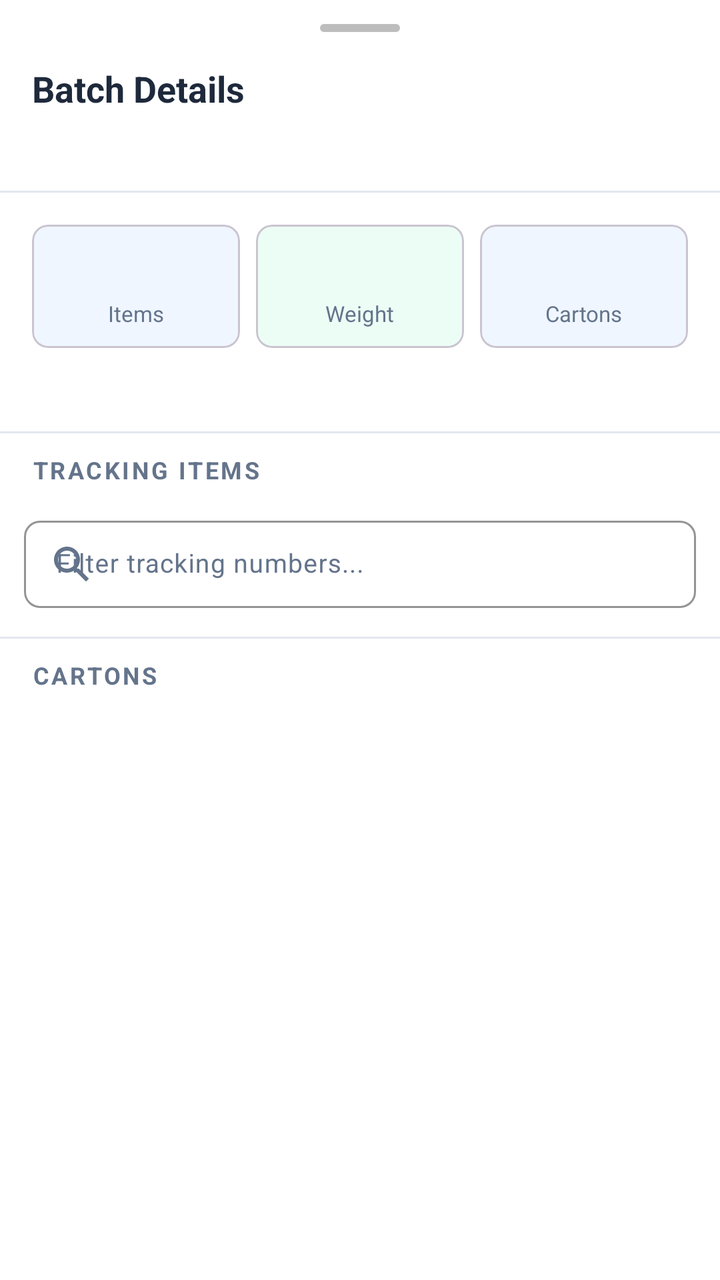
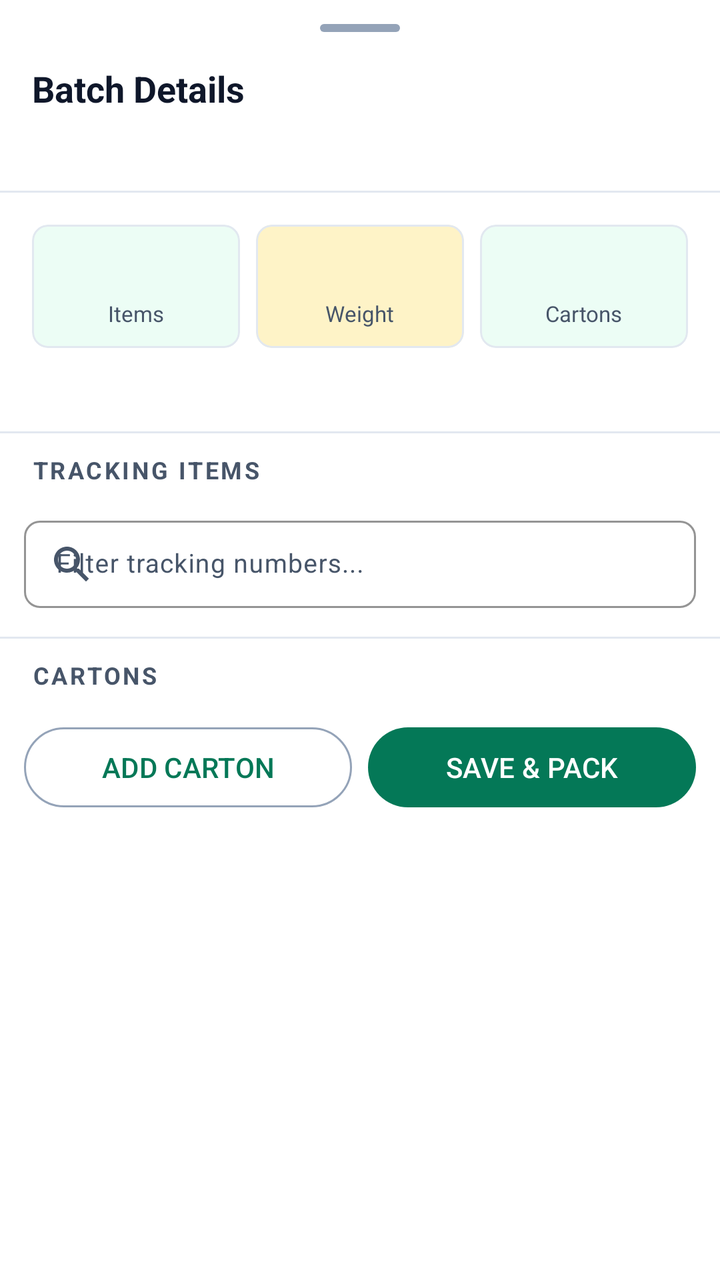

Compare the two renders of this Android layout. The source of the first and the diff that turns it into the second are given below.
<!-- AndroidManifest.xml: application theme Theme.PackTracker -->
<!-- res/layout/dialog_batch_detail.xml -->
<?xml version="1.0" encoding="utf-8"?>
<LinearLayout xmlns:android="http://schemas.android.com/apk/res/android"
    xmlns:app="http://schemas.android.com/apk/res-auto"
    android:layout_width="match_parent"
    android:layout_height="wrap_content"
    android:orientation="vertical"
    android:background="@color/surface"
    android:paddingTop="12dp">

    
    <View android:layout_width="40dp" android:layout_height="4dp" android:layout_gravity="center_horizontal" android:background="@drawable/drag_handle" />

    
    <LinearLayout android:layout_width="match_parent" android:layout_height="wrap_content" android:orientation="vertical" android:padding="16dp">
        <TextView android:layout_width="wrap_content" android:layout_height="wrap_content" android:text="Batch Details" android:textSize="18sp" android:textStyle="bold" android:textColor="@color/on_surface" />
        <TextView android:id="@+id/tvBatchId" android:layout_width="wrap_content" android:layout_height="wrap_content" android:textSize="14sp" android:textColor="@color/primary" android:layout_marginTop="4dp" android:fontFamily="monospace" />
    </LinearLayout>

    <View android:layout_width="match_parent" android:layout_height="1dp" android:background="@color/divider" />

    
    <LinearLayout android:layout_width="match_parent" android:layout_height="wrap_content" android:orientation="horizontal" android:padding="12dp" android:weightSum="3">
        <com.google.android.material.card.MaterialCardView android:layout_width="0dp" android:layout_height="wrap_content" android:layout_weight="1" android:layout_margin="4dp" app:cardCornerRadius="8dp" app:cardBackgroundColor="@color/primary_light">
            <LinearLayout android:layout_width="match_parent" android:layout_height="wrap_content" android:orientation="vertical" android:padding="10dp" android:gravity="center">
                <TextView android:id="@+id/tvItemCount" android:layout_width="wrap_content" android:layout_height="wrap_content" android:textSize="20sp" android:textStyle="bold" android:textColor="@color/primary" />
                <TextView android:layout_width="wrap_content" android:layout_height="wrap_content" android:text="Items" android:textSize="11sp" android:textColor="@color/on_surface_variant" />
            </LinearLayout>
        </com.google.android.material.card.MaterialCardView>

        <com.google.android.material.card.MaterialCardView android:layout_width="0dp" android:layout_height="wrap_content" android:layout_weight="1" android:layout_margin="4dp" app:cardCornerRadius="8dp" app:cardBackgroundColor="@color/secondary_light">
            <LinearLayout android:layout_width="match_parent" android:layout_height="wrap_content" android:orientation="vertical" android:padding="10dp" android:gravity="center">
                <TextView android:id="@+id/tvTotalWeight" android:layout_width="wrap_content" android:layout_height="wrap_content" android:textSize="20sp" android:textStyle="bold" android:textColor="@color/secondary" />
                <TextView android:layout_width="wrap_content" android:layout_height="wrap_content" android:text="Weight" android:textSize="11sp" android:textColor="@color/on_surface_variant" />
            </LinearLayout>
        </com.google.android.material.card.MaterialCardView>

        <com.google.android.material.card.MaterialCardView android:layout_width="0dp" android:layout_height="wrap_content" android:layout_weight="1" android:layout_margin="4dp" app:cardCornerRadius="8dp" app:cardBackgroundColor="#EFF6FF">
            <LinearLayout android:layout_width="match_parent" android:layout_height="wrap_content" android:orientation="vertical" android:padding="10dp" android:gravity="center">
                <TextView android:id="@+id/tvCartonCount" android:layout_width="wrap_content" android:layout_height="wrap_content" android:textSize="20sp" android:textStyle="bold" android:textColor="@color/status_completed" />
                <TextView android:layout_width="wrap_content" android:layout_height="wrap_content" android:text="Cartons" android:textSize="11sp" android:textColor="@color/on_surface_variant" />
            </LinearLayout>
        </com.google.android.material.card.MaterialCardView>
    </LinearLayout>

    
    <LinearLayout android:layout_width="match_parent" android:layout_height="wrap_content" android:orientation="horizontal" android:paddingHorizontal="16dp" android:paddingBottom="8dp">
        <TextView android:id="@+id/tvCompany" android:layout_width="0dp" android:layout_height="wrap_content" android:layout_weight="1" android:textSize="13sp" android:textColor="@color/on_surface_variant" android:drawablePadding="6dp" />
        <TextView android:id="@+id/tvRequestDate" android:layout_width="wrap_content" android:layout_height="wrap_content" android:textSize="13sp" android:textColor="@color/on_surface_variant" />
    </LinearLayout>

    <View android:layout_width="match_parent" android:layout_height="1dp" android:background="@color/divider" />

    
    <LinearLayout android:layout_width="match_parent" android:layout_height="wrap_content" android:orientation="horizontal" android:gravity="center_vertical" android:paddingHorizontal="16dp" android:paddingVertical="10dp">
        <TextView android:layout_width="0dp" android:layout_height="wrap_content" android:layout_weight="1" android:text="TRACKING ITEMS" android:textSize="12sp" android:textStyle="bold" android:textColor="@color/on_surface_variant" android:letterSpacing="0.1" />

        <TextView android:id="@+id/tvFilterCount" android:layout_width="wrap_content" android:layout_height="wrap_content" android:textSize="11sp" android:textColor="@color/on_surface_variant" android:layout_marginEnd="8dp" />
    </LinearLayout>

    
    <com.google.android.material.textfield.TextInputLayout
        android:id="@+id/tilItemSearch"
        android:layout_width="match_parent"
        android:layout_height="wrap_content"
        android:layout_marginHorizontal="12dp"
        android:layout_marginBottom="8dp"
        android:hint="Filter tracking numbers..."
        style="@style/Widget.Material3.TextInputLayout.OutlinedBox.Dense"
        app:boxStrokeColor="@color/primary"
        app:hintTextColor="@color/primary"
        app:startIconDrawable="@drawable/ic_search"
        app:startIconTint="@color/on_surface_variant"
        app:boxCornerRadiusTopStart="8dp"
        app:boxCornerRadiusTopEnd="8dp"
        app:boxCornerRadiusBottomStart="8dp"
        app:boxCornerRadiusBottomEnd="8dp">

        <com.google.android.material.textfield.TextInputEditText
            android:id="@+id/etItemSearch"
            android:layout_width="match_parent"
            android:layout_height="wrap_content"
            android:inputType="text"
            android:maxLines="1"
            android:textSize="13sp" />
    </com.google.android.material.textfield.TextInputLayout>

    <androidx.recyclerview.widget.RecyclerView
        android:id="@+id/rvItems"
        android:layout_width="match_parent"
        android:layout_height="wrap_content"
        android:nestedScrollingEnabled="false"
        android:paddingHorizontal="12dp"
        android:clipToPadding="false" />

    <View android:layout_width="match_parent" android:layout_height="1dp" android:background="@color/divider" android:layout_marginTop="4dp" />

    
    <TextView android:layout_width="match_parent" android:layout_height="wrap_content" android:text="CARTONS" android:textSize="12sp" android:textStyle="bold" android:textColor="@color/on_surface_variant" android:paddingHorizontal="16dp" android:paddingVertical="10dp" android:letterSpacing="0.1" />

    <androidx.recyclerview.widget.RecyclerView
        android:id="@+id/rvCartons"
        android:layout_width="match_parent"
        android:layout_height="wrap_content"
        android:nestedScrollingEnabled="false"
        android:paddingHorizontal="12dp"
        android:paddingBottom="16dp"
        android:clipToPadding="false" />

    
    <TextView android:id="@+id/tvEmptyItems" android:layout_width="match_parent" android:layout_height="wrap_content" android:text="No items in this batch" android:textColor="@color/on_surface_variant" android:textSize="14sp" android:gravity="center" android:padding="20dp" android:visibility="gone" />
    <TextView android:id="@+id/tvEmptyCartons" android:layout_width="match_parent" android:layout_height="wrap_content" android:text="No cartons packed yet" android:textColor="@color/on_surface_variant" android:textSize="14sp" android:gravity="center" android:padding="20dp" android:visibility="gone" />
</LinearLayout>
<!-- resources referenced by this layout -->
<resources>
  <color name="divider">#E2E8F0</color>
  <color name="on_surface">#1E293B</color>
  <color name="on_surface_variant">#64748B</color>
  <color name="primary">#2563EB</color>
  <color name="primary_light">#EFF6FF</color>
  <color name="secondary">#10B981</color>
  <color name="secondary_light">#ECFDF5</color>
  <color name="status_completed">#6366F1</color>
  <color name="surface">#FFFFFF</color>
  <!-- drawable drag_handle (drawable) -->
  <?xml version="1.0" encoding="utf-8"?>
  <shape xmlns:android="http://schemas.android.com/apk/res/android"
      android:shape="rectangle">
      <solid android:color="#BDBDBD" />
      <corners android:radius="2dp" />
      <size android:width="40dp" android:height="4dp" />
  </shape>
  <style name="Theme.PackTracker" parent="Theme.Material3.Light.NoActionBar">
          <item name="colorPrimary">@color/primary</item>
          <item name="colorOnPrimary">@color/white</item>
          <item name="colorPrimaryContainer">@color/primary_light</item>
          <item name="colorSecondary">@color/secondary</item>
          <item name="colorOnSecondary">@color/white</item>
          <item name="colorSurface">@color/surface</item>
          <item name="colorOnSurface">@color/on_surface</item>
          <item name="android:colorBackground">@color/background</item>
          <item name="colorSurfaceVariant">@color/grey_light</item>
          <item name="colorOnSurfaceVariant">@color/on_surface_variant</item>
          <item name="android:statusBarColor">@color/green_primary</item>
      </style>
  <color name="white">#FFFFFF</color>
  <color name="background">#F8FAFC</color>
  <color name="grey_light">#F1F5F9</color>
  <color name="green_primary">#10B981</color>
  <!-- unchanged entries left out for length: 1 -->
</resources>

<!-- the commit's change to res/layout/dialog_batch_detail.xml (unified diff, before → after) -->
@@ -10,10 +10,20 @@
     
     <View android:layout_width="40dp" android:layout_height="4dp" android:layout_gravity="center_horizontal" android:background="@drawable/drag_handle" />
 
+    <androidx.core.widget.NestedScrollView
+        android:layout_width="match_parent"
+        android:layout_height="wrap_content"
+        android:fillViewport="false">
+
+        <LinearLayout
+            android:layout_width="match_parent"
+            android:layout_height="wrap_content"
+            android:orientation="vertical">
+
     
     <LinearLayout android:layout_width="match_parent" android:layout_height="wrap_content" android:orientation="vertical" android:padding="16dp">
-        <TextView android:layout_width="wrap_content" android:layout_height="wrap_content" android:text="Batch Details" android:textSize="18sp" android:textStyle="bold" android:textColor="@color/on_surface" />
-        <TextView android:id="@+id/tvBatchId" android:layout_width="wrap_content" android:layout_height="wrap_content" android:textSize="14sp" android:textColor="@color/primary" android:layout_marginTop="4dp" android:fontFamily="monospace" />
+        <TextView android:layout_width="wrap_content" android:layout_height="wrap_content" android:text="Batch Details" android:textSize="@dimen/text_subtitle" android:textStyle="bold" android:textColor="@color/on_surface" />
+        <TextView android:id="@+id/tvBatchId" android:layout_width="wrap_content" android:layout_height="wrap_content" android:textSize="@dimen/text_body" android:textColor="@color/primary" android:layout_marginTop="4dp" android:fontFamily="monospace" />
     </LinearLayout>
 
     <View android:layout_width="match_parent" android:layout_height="1dp" android:background="@color/divider" />
@@ -22,39 +32,39 @@
     <LinearLayout android:layout_width="match_parent" android:layout_height="wrap_content" android:orientation="horizontal" android:padding="12dp" android:weightSum="3">
         <com.google.android.material.card.MaterialCardView android:layout_width="0dp" android:layout_height="wrap_content" android:layout_weight="1" android:layout_margin="4dp" app:cardCornerRadius="8dp" app:cardBackgroundColor="@color/primary_light">
             <LinearLayout android:layout_width="match_parent" android:layout_height="wrap_content" android:orientation="vertical" android:padding="10dp" android:gravity="center">
-                <TextView android:id="@+id/tvItemCount" android:layout_width="wrap_content" android:layout_height="wrap_content" android:textSize="20sp" android:textStyle="bold" android:textColor="@color/primary" />
-                <TextView android:layout_width="wrap_content" android:layout_height="wrap_content" android:text="Items" android:textSize="11sp" android:textColor="@color/on_surface_variant" />
+                <TextView android:id="@+id/tvItemCount" android:layout_width="wrap_content" android:layout_height="wrap_content" android:textSize="@dimen/text_headline" android:textStyle="bold" android:textColor="@color/primary" />
+                <TextView android:layout_width="wrap_content" android:layout_height="wrap_content" android:text="Items" android:textSize="@dimen/text_micro" android:textColor="@color/on_surface_variant" />
             </LinearLayout>
         </com.google.android.material.card.MaterialCardView>
 
         <com.google.android.material.card.MaterialCardView android:layout_width="0dp" android:layout_height="wrap_content" android:layout_weight="1" android:layout_margin="4dp" app:cardCornerRadius="8dp" app:cardBackgroundColor="@color/secondary_light">
             <LinearLayout android:layout_width="match_parent" android:layout_height="wrap_content" android:orientation="vertical" android:padding="10dp" android:gravity="center">
-                <TextView android:id="@+id/tvTotalWeight" android:layout_width="wrap_content" android:layout_height="wrap_content" android:textSize="20sp" android:textStyle="bold" android:textColor="@color/secondary" />
-                <TextView android:layout_width="wrap_content" android:layout_height="wrap_content" android:text="Weight" android:textSize="11sp" android:textColor="@color/on_surface_variant" />
+                <TextView android:id="@+id/tvTotalWeight" android:layout_width="wrap_content" android:layout_height="wrap_content" android:textSize="@dimen/text_headline" android:textStyle="bold" android:textColor="@color/secondary" />
+                <TextView android:layout_width="wrap_content" android:layout_height="wrap_content" android:text="Weight" android:textSize="@dimen/text_micro" android:textColor="@color/on_surface_variant" />
             </LinearLayout>
         </com.google.android.material.card.MaterialCardView>
 
-        <com.google.android.material.card.MaterialCardView android:layout_width="0dp" android:layout_height="wrap_content" android:layout_weight="1" android:layout_margin="4dp" app:cardCornerRadius="8dp" app:cardBackgroundColor="#EFF6FF">
+        <com.google.android.material.card.MaterialCardView android:layout_width="0dp" android:layout_height="wrap_content" android:layout_weight="1" android:layout_margin="4dp" app:cardCornerRadius="8dp" app:cardBackgroundColor="@color/primary_light">
             <LinearLayout android:layout_width="match_parent" android:layout_height="wrap_content" android:orientation="vertical" android:padding="10dp" android:gravity="center">
-                <TextView android:id="@+id/tvCartonCount" android:layout_width="wrap_content" android:layout_height="wrap_content" android:textSize="20sp" android:textStyle="bold" android:textColor="@color/status_completed" />
-                <TextView android:layout_width="wrap_content" android:layout_height="wrap_content" android:text="Cartons" android:textSize="11sp" android:textColor="@color/on_surface_variant" />
+                <TextView android:id="@+id/tvCartonCount" android:layout_width="wrap_content" android:layout_height="wrap_content" android:textSize="@dimen/text_headline" android:textStyle="bold" android:textColor="@color/status_completed" />
+                <TextView android:layout_width="wrap_content" android:layout_height="wrap_content" android:text="Cartons" android:textSize="@dimen/text_micro" android:textColor="@color/on_surface_variant" />
             </LinearLayout>
         </com.google.android.material.card.MaterialCardView>
     </LinearLayout>
 
     
     <LinearLayout android:layout_width="match_parent" android:layout_height="wrap_content" android:orientation="horizontal" android:paddingHorizontal="16dp" android:paddingBottom="8dp">
-        <TextView android:id="@+id/tvCompany" android:layout_width="0dp" android:layout_height="wrap_content" android:layout_weight="1" android:textSize="13sp" android:textColor="@color/on_surface_variant" android:drawablePadding="6dp" />
-        <TextView android:id="@+id/tvRequestDate" android:layout_width="wrap_content" android:layout_height="wrap_content" android:textSize="13sp" android:textColor="@color/on_surface_variant" />
+        <TextView android:id="@+id/tvCompany" android:layout_width="0dp" android:layout_height="wrap_content" android:layout_weight="1" android:textSize="@dimen/text_body_sm" android:textColor="@color/on_surface_variant" android:drawablePadding="6dp" />
+        <TextView android:id="@+id/tvRequestDate" android:layout_width="wrap_content" android:layout_height="wrap_content" android:textSize="@dimen/text_body_sm" android:textColor="@color/on_surface_variant" />
     </LinearLayout>
 
     <View android:layout_width="match_parent" android:layout_height="1dp" android:background="@color/divider" />
 
     
     <LinearLayout android:layout_width="match_parent" android:layout_height="wrap_content" android:orientation="horizontal" android:gravity="center_vertical" android:paddingHorizontal="16dp" android:paddingVertical="10dp">
-        <TextView android:layout_width="0dp" android:layout_height="wrap_content" android:layout_weight="1" android:text="TRACKING ITEMS" android:textSize="12sp" android:textStyle="bold" android:textColor="@color/on_surface_variant" android:letterSpacing="0.1" />
+        <TextView android:layout_width="0dp" android:layout_height="wrap_content" android:layout_weight="1" android:text="TRACKING ITEMS" android:textSize="@dimen/text_caption" android:textStyle="bold" android:textColor="@color/on_surface_variant" android:letterSpacing="0.1" />
 
-        <TextView android:id="@+id/tvFilterCount" android:layout_width="wrap_content" android:layout_height="wrap_content" android:textSize="11sp" android:textColor="@color/on_surface_variant" android:layout_marginEnd="8dp" />
+        <TextView android:id="@+id/tvFilterCount" android:layout_width="wrap_content" android:layout_height="wrap_content" android:textSize="@dimen/text_micro" android:textColor="@color/on_surface_variant" android:layout_marginEnd="8dp" />
     </LinearLayout>
 
     
@@ -81,7 +91,7 @@
             android:layout_height="wrap_content"
             android:inputType="text"
             android:maxLines="1"
-            android:textSize="13sp" />
+            android:textSize="@dimen/text_body_sm" />
     </com.google.android.material.textfield.TextInputLayout>
 
     <androidx.recyclerview.widget.RecyclerView
@@ -95,7 +105,7 @@
     <View android:layout_width="match_parent" android:layout_height="1dp" android:background="@color/divider" android:layout_marginTop="4dp" />
 
     
-    <TextView android:layout_width="match_parent" android:layout_height="wrap_content" android:text="CARTONS" android:textSize="12sp" android:textStyle="bold" android:textColor="@color/on_surface_variant" android:paddingHorizontal="16dp" android:paddingVertical="10dp" android:letterSpacing="0.1" />
+    <TextView android:layout_width="match_parent" android:layout_height="wrap_content" android:text="CARTONS" android:textSize="@dimen/text_caption" android:textStyle="bold" android:textColor="@color/on_surface_variant" android:paddingHorizontal="16dp" android:paddingVertical="10dp" android:letterSpacing="0.1" />
 
     <androidx.recyclerview.widget.RecyclerView
         android:id="@+id/rvCartons"
@@ -103,10 +113,46 @@
         android:layout_height="wrap_content"
         android:nestedScrollingEnabled="false"
         android:paddingHorizontal="12dp"
-        android:paddingBottom="16dp"
         android:clipToPadding="false" />
 
     
-    <TextView android:id="@+id/tvEmptyItems" android:layout_width="match_parent" android:layout_height="wrap_content" android:text="No items in this batch" android:textColor="@color/on_surface_variant" android:textSize="14sp" android:gravity="center" android:padding="20dp" android:visibility="gone" />
-    <TextView android:id="@+id/tvEmptyCartons" android:layout_width="match_parent" android:layout_height="wrap_content" android:text="No cartons packed yet" android:textColor="@color/on_surface_variant" android:textSize="14sp" android:gravity="center" android:padding="20dp" android:visibility="gone" />
+    <TextView android:id="@+id/tvEmptyItems" android:layout_width="match_parent" android:layout_height="wrap_content" android:text="No items in this batch" android:textColor="@color/on_surface_variant" android:textSize="@dimen/text_body" android:gravity="center" android:padding="20dp" android:visibility="gone" />
+    <TextView android:id="@+id/tvEmptyCartons" android:layout_width="match_parent" android:layout_height="wrap_content" android:text="No cartons packed yet" android:textColor="@color/on_surface_variant" android:textSize="@dimen/text_body" android:gravity="center" android:paddingHorizontal="20dp" android:paddingVertical="12dp" android:visibility="gone" />
+
+    
+    <LinearLayout
+        android:id="@+id/llCartonRows"
+        android:layout_width="match_parent"
+        android:layout_height="wrap_content"
+        android:orientation="vertical"
+        android:paddingHorizontal="12dp" />
+
+    <LinearLayout
+        android:id="@+id/cartonEditorActions"
+        android:layout_width="match_parent"
+        android:layout_height="wrap_content"
+        android:orientation="horizontal"
+        android:paddingHorizontal="12dp"
+        android:paddingTop="4dp"
+        android:paddingBottom="20dp">
+
+        <com.google.android.material.button.MaterialButton
+            android:id="@+id/btnAddCarton"
+            style="@style/Widget.Material3.Button.OutlinedButton"
+            android:layout_width="0dp"
+            android:layout_height="wrap_content"
+            android:layout_weight="1"
+            android:layout_marginEnd="8dp"
+            android:text="ADD CARTON" />
+
+        <com.google.android.material.button.MaterialButton
+            android:id="@+id/btnSaveCartons"
+            android:layout_width="0dp"
+            android:layout_height="wrap_content"
+            android:layout_weight="1"
+            android:text="SAVE &amp; PACK" />
+    </LinearLayout>
+
+        </LinearLayout>
+    </androidx.core.widget.NestedScrollView>
 </LinearLayout>
<!-- resource entries referenced after the edit -->
@@ -1,39 +1,167 @@
 <!-- resources referenced by this layout -->
 <resources>
-  <color name="divider">#E2E8F0</color>
-  <color name="on_surface">#1E293B</color>
-  <color name="on_surface_variant">#64748B</color>
-  <color name="primary">#2563EB</color>
-  <color name="primary_light">#EFF6FF</color>
-  <color name="secondary">#10B981</color>
-  <color name="secondary_light">#ECFDF5</color>
-  <color name="status_completed">#6366F1</color>
-  <color name="surface">#FFFFFF</color>
+  <color name="divider">@color/slate_200</color>
+  <color name="on_surface">@color/slate_900</color>
+  <color name="on_surface_variant">@color/slate_600</color>
+  <color name="primary">@color/emerald_700</color>
+  <color name="primary_light">@color/emerald_50</color>
+  <color name="secondary">@color/gold_500</color>
+  <color name="secondary_light">@color/gold_100</color>
+  <color name="status_completed">#FF047857</color>
+  <color name="surface">#FFFFFFFF</color>
+  <dimen name="text_body">14sp</dimen>
+  <dimen name="text_body_sm">13sp</dimen>
+  <dimen name="text_caption">12sp</dimen>
+  <dimen name="text_headline">20sp</dimen>
+  <dimen name="text_micro">11sp</dimen>
+  <dimen name="text_subtitle">18sp</dimen>
   <!-- drawable drag_handle (drawable) -->
   <?xml version="1.0" encoding="utf-8"?>
   <shape xmlns:android="http://schemas.android.com/apk/res/android"
       android:shape="rectangle">
-      <solid android:color="#BDBDBD" />
+      <solid android:color="@color/outline" />
       <corners android:radius="2dp" />
       <size android:width="40dp" android:height="4dp" />
   </shape>
-  <style name="Theme.PackTracker" parent="Theme.Material3.Light.NoActionBar">
+  <style name="Theme.PackTracker" parent="Theme.Material3.DayNight.NoActionBar">
+          
           <item name="colorPrimary">@color/primary</item>
-          <item name="colorOnPrimary">@color/white</item>
-          <item name="colorPrimaryContainer">@color/primary_light</item>
+          <item name="colorOnPrimary">@color/on_primary</item>
+          <item name="colorPrimaryContainer">@color/primary_container</item>
+          <item name="colorOnPrimaryContainer">@color/on_primary_container</item>
           <item name="colorSecondary">@color/secondary</item>
-          <item name="colorOnSecondary">@color/white</item>
+          <item name="colorOnSecondary">@color/on_secondary</item>
+          <item name="colorSecondaryContainer">@color/secondary_container</item>
+          <item name="colorOnSecondaryContainer">@color/on_secondary_container</item>
+          <item name="colorTertiary">@color/tertiary</item>
+          <item name="colorOnTertiary">@color/on_tertiary</item>
+          <item name="colorTertiaryContainer">@color/tertiary_container</item>
+          <item name="colorOnTertiaryContainer">@color/on_tertiary_container</item>
+  
+          
+          <item name="android:colorBackground">@color/background</item>
+          <item name="colorOnBackground">@color/on_background</item>
           <item name="colorSurface">@color/surface</item>
           <item name="colorOnSurface">@color/on_surface</item>
-          <item name="android:colorBackground">@color/background</item>
-          <item name="colorSurfaceVariant">@color/grey_light</item>
+          <item name="colorSurfaceVariant">@color/surface_variant</item>
           <item name="colorOnSurfaceVariant">@color/on_surface_variant</item>
-          <item name="android:statusBarColor">@color/green_primary</item>
+          <item name="colorSurfaceContainerLowest">@color/surface_container_lowest</item>
+          <item name="colorSurfaceContainerLow">@color/surface_container_low</item>
+          <item name="colorSurfaceContainer">@color/surface_container</item>
+          <item name="colorSurfaceContainerHigh">@color/surface_container_high</item>
+          <item name="colorSurfaceContainerHighest">@color/surface_container_highest</item>
+          <item name="colorSurfaceBright">@color/surface_bright</item>
+          <item name="colorSurfaceDim">@color/surface_dim</item>
+          <item name="colorOutline">@color/outline</item>
+          <item name="colorOutlineVariant">@color/outline_variant</item>
+          <item name="android:colorControlHighlight">@color/outline_variant</item>
+  
+          
+          <item name="colorError">@color/error</item>
+          <item name="colorOnError">@color/on_error</item>
+          <item name="colorErrorContainer">@color/error_container</item>
+          <item name="colorOnErrorContainer">@color/on_error_container</item>
+          <item name="colorControlNormal">@color/on_surface_variant</item>
+          <item name="android:windowLightStatusBar">@bool/light_status_bar</item>
+          <item name="android:statusBarColor">@color/surface</item>
+          <item name="android:navigationBarColor">@color/surface</item>
+          <item name="android:windowBackground">@drawable/bg_kraft_canvas</item>
+  
+          
+          <item name="materialCardViewStyle">@style/Widget.PackTracker.Card</item>
+          <item name="bottomSheetStyle">@style/Widget.PackTracker.BottomSheet</item>
+          <item name="toolbarStyle">@style/Widget.PackTracker.Toolbar</item>
+          <item name="bottomNavigationStyle">@style/Widget.PackTracker.BottomNavigation</item>
       </style>
-  <color name="white">#FFFFFF</color>
-  <color name="background">#F8FAFC</color>
-  <color name="grey_light">#F1F5F9</color>
-  <color name="green_primary">#10B981</color>
+  <color name="slate_200">#FFE2E8F0</color>
+  <color name="slate_900">#FF0F172A</color>
+  <color name="slate_600">#FF475569</color>
+  <color name="emerald_700">#FF047857</color>
+  <color name="emerald_50">#FFECFDF5</color>
+  <color name="gold_500">#FFD4AF37</color>
+  <color name="gold_100">#FFFEF3C7</color>
+  <color name="outline">@color/slate_400</color>
+  <color name="on_primary">#FFFFFFFF</color>
+  <color name="primary_container">@color/emerald_100</color>
+  <color name="on_primary_container">@color/emerald_900</color>
+  <color name="on_secondary">@color/slate_900</color>
+  <color name="secondary_container">@color/gold_100</color>
+  <color name="on_secondary_container">@color/gold_700</color>
+  <color name="tertiary">@color/emerald_500</color>
+  <color name="on_tertiary">#FFFFFFFF</color>
+  <color name="tertiary_container">@color/emerald_50</color>
+  <color name="on_tertiary_container">@color/emerald_800</color>
+  <color name="background">@color/kraft</color>
+  <color name="on_background">@color/slate_900</color>
+  <color name="surface_variant">@color/slate_100</color>
+  <color name="surface_container_lowest">#FFFFFFFF</color>
+  <color name="surface_container_low">@color/slate_50</color>
+  <color name="surface_container">@color/slate_100</color>
+  <color name="surface_container_high">#FFE9EEF4</color>
+  <color name="surface_container_highest">#FFDDE5EC</color>
+  <color name="surface_bright">#FFFFFFFF</color>
+  <color name="surface_dim">@color/slate_200</color>
+  <color name="outline_variant">@color/slate_200</color>
+  <color name="error">#FFDC2626</color>
+  <color name="on_error">#FFFFFFFF</color>
+  <color name="error_container">#FFFEE2E2</color>
+  <color name="on_error_container">#FF7F1D1D</color>
+  <!-- drawable bg_kraft_canvas (drawable) -->
+  <?xml version="1.0" encoding="utf-8"?>
+  <bitmap xmlns:android="http://schemas.android.com/apk/res/android"
+      android:src="@drawable/bg_kraft_tile"
+      android:tileModeX="repeat"
+      android:tileModeY="repeat" />
+  <style name="Widget.PackTracker.Card" parent="Widget.Material3.CardView.Filled">
+          <item name="cardBackgroundColor">@color/surface</item>
+          <item name="strokeColor">@color/card_stroke</item>
+          <item name="strokeWidth">1dp</item>
+          <item name="cardCornerRadius">@dimen/radius_card</item>
+          <item name="cardElevation">@dimen/elevation_card</item>
+      </style>
+  <style name="Widget.PackTracker.BottomSheet" parent="Widget.Material3.BottomSheet.Modal">
+          <item name="backgroundTint">@color/surface</item>
+          <item name="shapeAppearanceOverlay">@style/ShapeAppearance.PackTracker.BottomSheet</item>
+      </style>
+  <style name="Widget.PackTracker.Toolbar" parent="Widget.Material3.Toolbar">
+          <item name="android:background">@color/surface</item>
+          <item name="titleTextAppearance">@style/TextAppearance.PackTracker.ToolbarTitle</item>
+          <item name="titleTextColor">@color/on_surface</item>
+          <item name="subtitleTextColor">@color/on_surface_variant</item>
+          <item name="navigationIconTint">@color/on_surface</item>
+      </style>
+  <style name="Widget.PackTracker.BottomNavigation" parent="Widget.Material3.BottomNavigationView">
+          <item name="android:background">@color/surface</item>
+          <item name="itemIconTint">@color/bottom_nav_color</item>
+          <item name="itemTextColor">@color/bottom_nav_color</item>
+          <item name="labelVisibilityMode">labeled</item>
+      </style>
+  <color name="slate_400">#FF94A3B8</color>
+  <color name="emerald_100">#FFD1FAE5</color>
+  <color name="emerald_900">#FF064E3B</color>
+  <color name="gold_700">#FF856404</color>
+  <color name="emerald_500">#FF10B981</color>
+  <color name="emerald_800">#FF065F46</color>
+  <color name="kraft">#FFF1EAD9</color>
+  <color name="slate_100">#FFF1F5F9</color>
+  <color name="slate_50">#FFF8FAFC</color>
+  <!-- drawable bg_kraft_tile: png bitmap (drawable-nodpi, 130 bytes) -->
+  <color name="card_stroke">@color/slate_200</color>
+  <dimen name="radius_card">16dp</dimen>
+  <dimen name="elevation_card">0dp</dimen>
+  <style name="ShapeAppearance.PackTracker.BottomSheet" parent="">
+          <item name="cornerFamily">rounded</item>
+          <item name="cornerSizeTopLeft">24dp</item>
+          <item name="cornerSizeTopRight">24dp</item>
+          <item name="cornerSizeBottomLeft">0dp</item>
+          <item name="cornerSizeBottomRight">0dp</item>
+      </style>
+  <style name="TextAppearance.PackTracker.ToolbarTitle" parent="TextAppearance.MaterialComponents.Headline6">
+          <item name="android:fontFamily">@font/archivo_black</item>
+          <item name="android:textColor">@color/on_background</item>
+          <item name="android:textSize">@dimen/text_title</item>
+      </style>
+  <dimen name="text_title">16sp</dimen>
   <!-- unchanged entries left out for length: 1 -->
 </resources>
 
